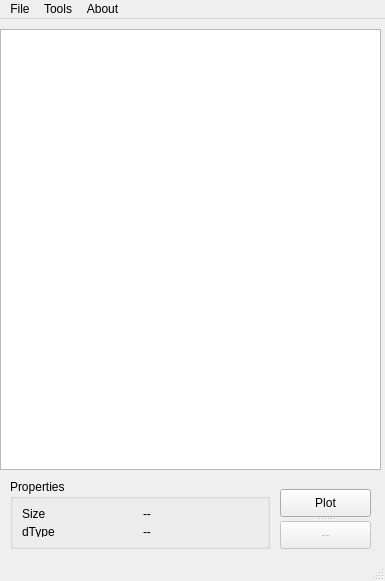
First picture: the form in ui/layout.ui, repository stefanSchinkel/hdfbrowser, before the edit.
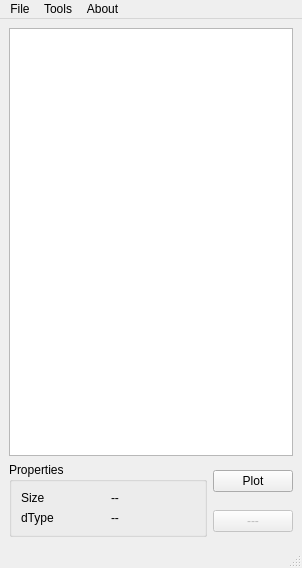
Second picture: the form after the edit. Icons and pictures are not drawn.

The edit to the form file:
```diff
--- a/ui/layout.ui
+++ b/ui/layout.ui
@@ -6,8 +6,8 @@
    <rect>
     <x>0</x>
     <y>0</y>
-    <width>385</width>
-    <height>581</height>
+    <width>302</width>
+    <height>568</height>
    </rect>
   </property>
   <property name="windowTitle">
@@ -18,14 +18,20 @@
     <normaloff>icons/icon.ico</normaloff>icons/icon.ico</iconset>
   </property>
   <widget class="QWidget" name="centralwidget">
+   <property name="sizePolicy">
+    <sizepolicy hsizetype="Preferred" vsizetype="Preferred">
+     <horstretch>0</horstretch>
+     <verstretch>0</verstretch>
+    </sizepolicy>
+   </property>
+   <layout class="QVBoxLayout" name="verticalLayout">
+    <item>
    <widget class="QTreeView" name="view">
-    <property name="geometry">
-     <rect>
-      <x>0</x>
-      <y>10</y>
-      <width>381</width>
-      <height>441</height>
-     </rect>
+      <property name="sizePolicy">
+       <sizepolicy hsizetype="MinimumExpanding" vsizetype="MinimumExpanding">
+        <horstretch>0</horstretch>
+        <verstretch>0</verstretch>
+       </sizepolicy>
     </property>
     <property name="mouseTracking">
      <bool>true</bool>
@@ -35,15 +41,11 @@
 alternate-background-color: rgb(192, 192, 192);</string>
     </property>
    </widget>
+    </item>
+    <item>
+     <layout class="QGridLayout" name="gridLayout_2">
+      <item row="0" column="0" rowspan="2">
    <widget class="QGroupBox" name="groupBox">
-    <property name="geometry">
-     <rect>
-      <x>10</x>
-      <y>460</y>
-      <width>260</width>
-      <height>70</height>
-     </rect>
-    </property>
     <property name="title">
      <string>Properties</string>
     </property>
@@ -78,32 +80,43 @@
      </item>
     </layout>
    </widget>
-   <widget class="QSplitter" name="splitter">
-    <property name="geometry">
-     <rect>
-      <x>280</x>
-      <y>470</y>
-      <width>91</width>
-      <height>60</height>
-     </rect>
-    </property>
-    <property name="orientation">
-     <enum>Qt::Vertical</enum>
-    </property>
+      </item>
+      <item row="0" column="1">
     <widget class="QPushButton" name="plotButton">
+        <property name="sizePolicy">
+         <sizepolicy hsizetype="Fixed" vsizetype="Fixed">
+          <horstretch>0</horstretch>
+          <verstretch>0</verstretch>
+         </sizepolicy>
+        </property>
      <property name="text">
       <string>Plot</string>
      </property>
     </widget>
+      </item>
+      <item row="1" column="1">
     <widget class="QPushButton" name="pushButton_3">
      <property name="enabled">
       <bool>false</bool>
      </property>
+        <property name="sizePolicy">
+         <sizepolicy hsizetype="Fixed" vsizetype="Fixed">
+          <horstretch>0</horstretch>
+          <verstretch>0</verstretch>
+         </sizepolicy>
+        </property>
      <property name="text">
-      <string>--</string>
-     </property>
-    </widget>
-   </widget>
+         <string>---</string>
+        </property>
+       </widget>
+      </item>
+     </layout>
+    </item>
+   </layout>
+   <zorder>view</zorder>
+   <zorder>splitter</zorder>
+   <zorder>plotButton</zorder>
+   <zorder>layoutWidget</zorder>
   </widget>
   <widget class="QStatusBar" name="statusbar"/>
   <widget class="QMenuBar" name="menuBar">
@@ -111,8 +124,8 @@
     <rect>
      <x>0</x>
      <y>0</y>
-     <width>385</width>
-     <height>24</height>
+     <width>302</width>
+     <height>22</height>
     </rect>
    </property>
    <widget class="QMenu" name="menuFile">
```
Left out of the diff: 28 changed lines with no effect on the pictures. Lines whose indentation alone changed are shown as unchanged.
